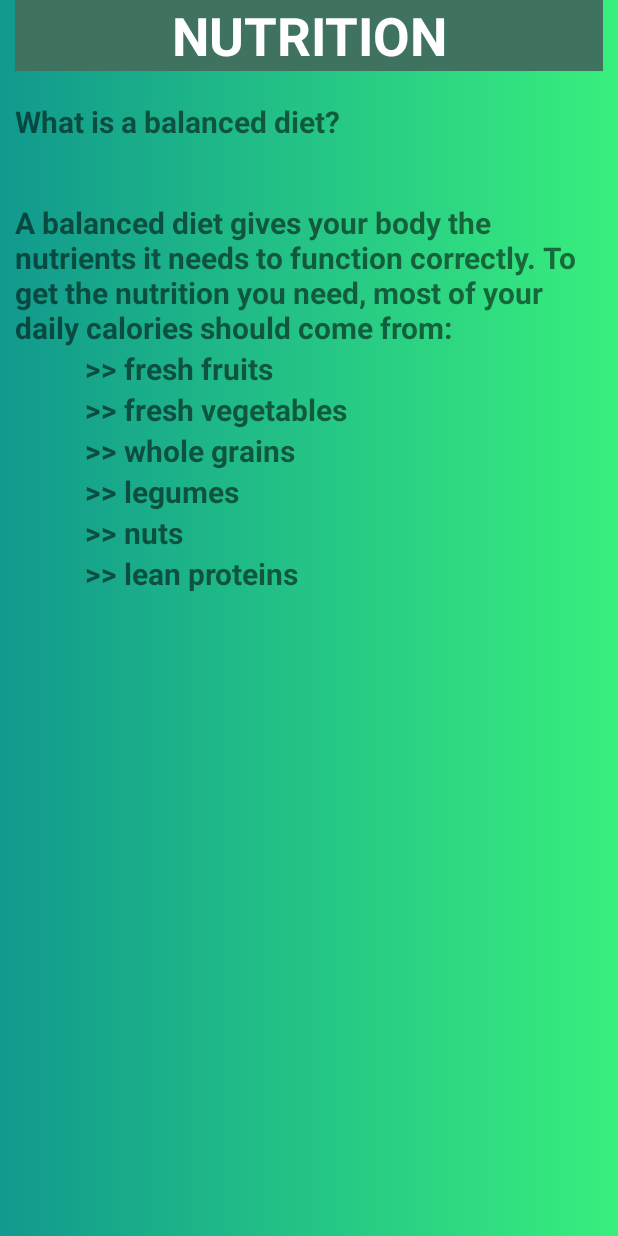
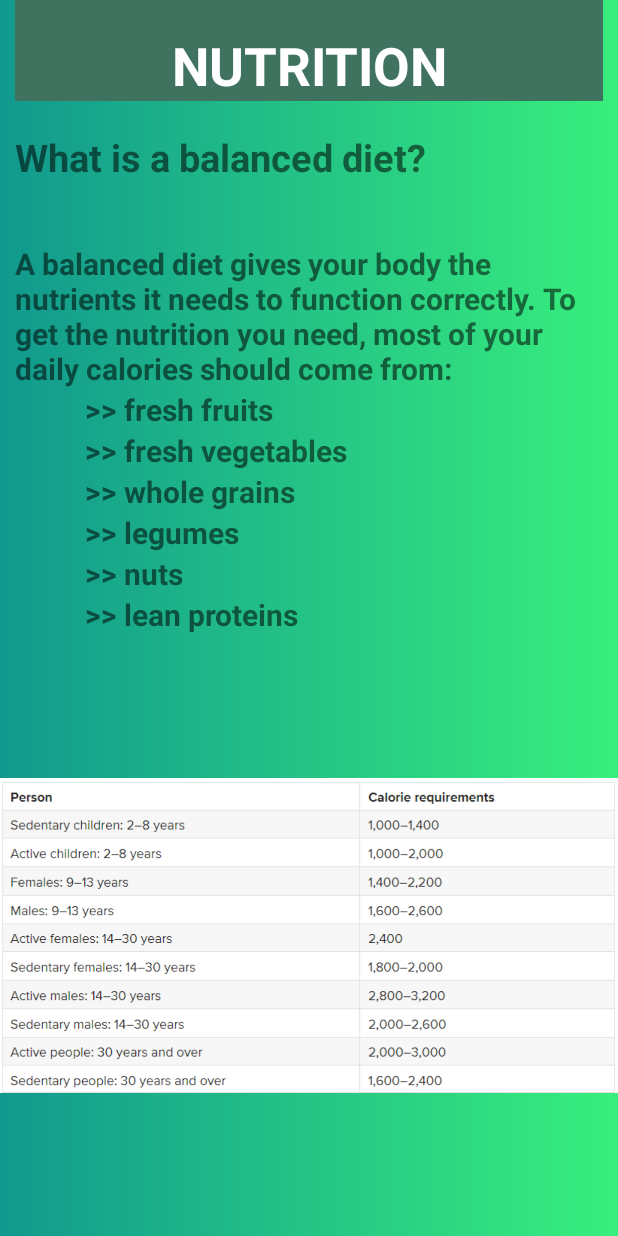
Before and after one commit to SanjiniPal/MyFitnessPal, an Android app: the NutritionActivity screen opened directly, with no data from a screen before it, on a phone screen of 412 x 824 dp. Run offline under Robolectric (Android 15) with nearby library versions, the phone set to English and light mode, and no system bars.

```diff
--- a/app/src/main/res/layout/activity_nutrition.xml
+++ b/app/src/main/res/layout/activity_nutrition.xml
@@ -1,32 +1,55 @@
 <?xml version="1.0" encoding="utf-8"?>
-<ScrollView xmlns:android="http://schemas.android.com/apk/res/android"
+<LinearLayout xmlns:android="http://schemas.android.com/apk/res/android"
     xmlns:app="http://schemas.android.com/apk/res-auto"
     xmlns:tools="http://schemas.android.com/tools"
     android:layout_width="match_parent"
     android:layout_height="match_parent"
     tools:context=".NutritionActivity"
     android:background="@drawable/gradient_1"
+    android:orientation="vertical"
     >
 
     <LinearLayout
         android:layout_width="match_parent"
-        android:layout_height="match_parent"
-        android:orientation="vertical"
-        android:gravity="center"
+        android:layout_height="wrap_content"
         android:layout_marginLeft="10dp"
         android:layout_marginRight="10dp"
-        >
+        android:gravity="center"
+        android:orientation="vertical">
 
         <TextView
             android:layout_width="match_parent"
             android:layout_height="wrap_content"
             android:layout_gravity="center_horizontal"
+            android:background="#3F7360"
+            android:paddingTop="20dp"
             android:text="NUTRITION"
             android:textAlignment="center"
             android:textColor="#ffff"
             android:textSize="35sp"
+            android:textStyle="bold">
+
+        </TextView>
+
+        <TextView
+            android:layout_width="match_parent"
+            android:layout_height="match_parent"
+            android:layout_marginTop="20dp"
+            android:layout_marginBottom="20dp"
+            android:text="What is a balanced diet?"
+            android:textSize="25sp"
+            android:textStyle="bold">
+
+        </TextView>
+
+        <TextView
+            android:layout_width="match_parent"
+            android:layout_height="match_parent"
+            android:layout_marginTop="20dp"
+            android:text="A balanced diet gives your body the nutrients it needs to function correctly. To get the nutrition you need, most of your daily calories should come from:"
+            android:textSize="20sp"
             android:textStyle="bold"
-            android:background="#3F7360"
+
             >
 
         </TextView>
@@ -34,80 +57,64 @@
         <TextView
             android:layout_width="match_parent"
             android:layout_height="match_parent"
-            android:text="What is a balanced diet?"
+            android:text="          >> fresh fruits"
             android:textSize="20sp"
-            android:textStyle="bold"
-            android:layout_marginTop="20dp"
-            android:layout_marginBottom="20dp"
-            >
+            android:textStyle="bold">
 
         </TextView>
 
         <TextView
             android:layout_width="match_parent"
             android:layout_height="match_parent"
-            android:text="A balanced diet gives your body the nutrients it needs to function correctly. To get the nutrition you need, most of your daily calories should come from:"
+            android:text="          >> fresh vegetables"
             android:textSize="20sp"
-            android:textStyle="bold"
-            android:layout_marginTop="20dp"
-
-            >
+            android:textStyle="bold">
 
         </TextView>
-        <TextView
-            android:layout_width="match_parent"
-            android:layout_height="match_parent"
-            android:text="          >> fresh fruits"
-            android:textSize="20sp"
-            android:textStyle="bold"
-            >
 
-        </TextView>
-        <TextView
-            android:layout_width="match_parent"
-            android:layout_height="match_parent"
-            android:text="          >> fresh vegetables"
-            android:textSize="20sp"
-            android:textStyle="bold"
-            >
-
-        </TextView>
         <TextView
             android:layout_width="match_parent"
             android:layout_height="match_parent"
             android:text="          >> whole grains"
             android:textSize="20sp"
-            android:textStyle="bold"
-            >
+            android:textStyle="bold">
 
         </TextView>
+
         <TextView
             android:layout_width="match_parent"
             android:layout_height="match_parent"
             android:text="          >> legumes"
             android:textSize="20sp"
-            android:textStyle="bold"
-            >
+            android:textStyle="bold">
 
         </TextView>
+
         <TextView
             android:layout_width="match_parent"
             android:layout_height="match_parent"
             android:text="          >> nuts"
             android:textSize="20sp"
-            android:textStyle="bold"
-            >
+            android:textStyle="bold">
 
         </TextView>
+
         <TextView
             android:layout_width="match_parent"
             android:layout_height="match_parent"
             android:text="          >> lean proteins"
             android:textSize="20sp"
-            android:textStyle="bold"
-            >
+            android:textStyle="bold">
 
         </TextView>
 
     </LinearLayout>
-</ScrollView>
+
+    <ImageView
+        android:id="@+id/imageView2"
+        android:layout_width="wrap_content"
+        android:layout_height="wrap_content"
+        android:layout_weight="1"
+        app:srcCompat="@drawable/capture" />
+
+</LinearLayout>
```
Also changed, not shown: app/src/main/res/layout/activity_main.xml (+13 -20 lines), app/src/main/res/drawable/capture.PNG (added), app/src/main/res/drawable/whatsapp_image_2022_01_02_at_11_11_30_pm.jpeg (added).
